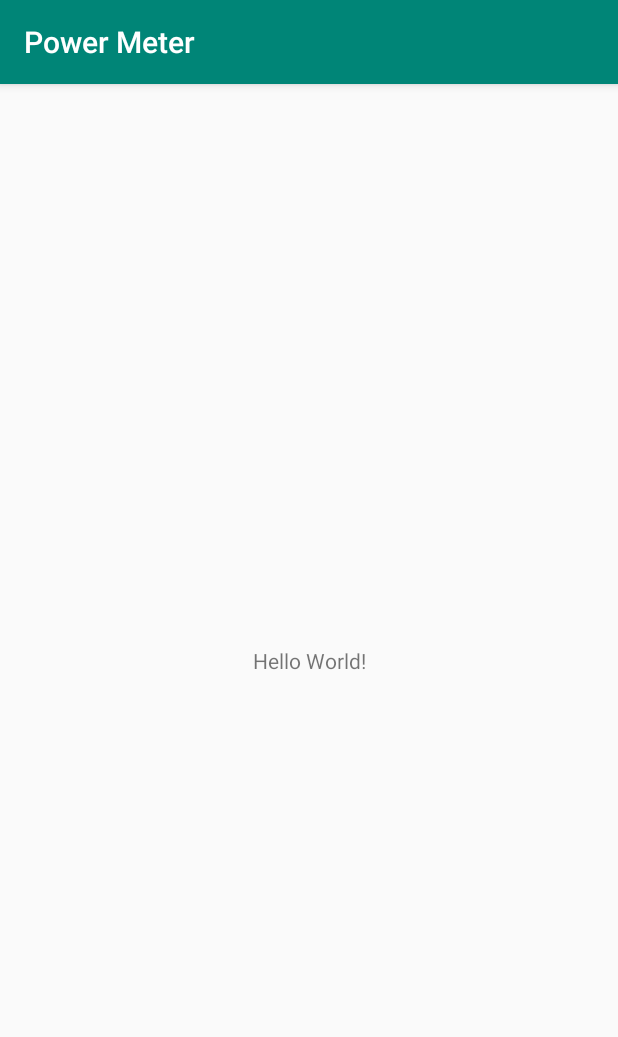
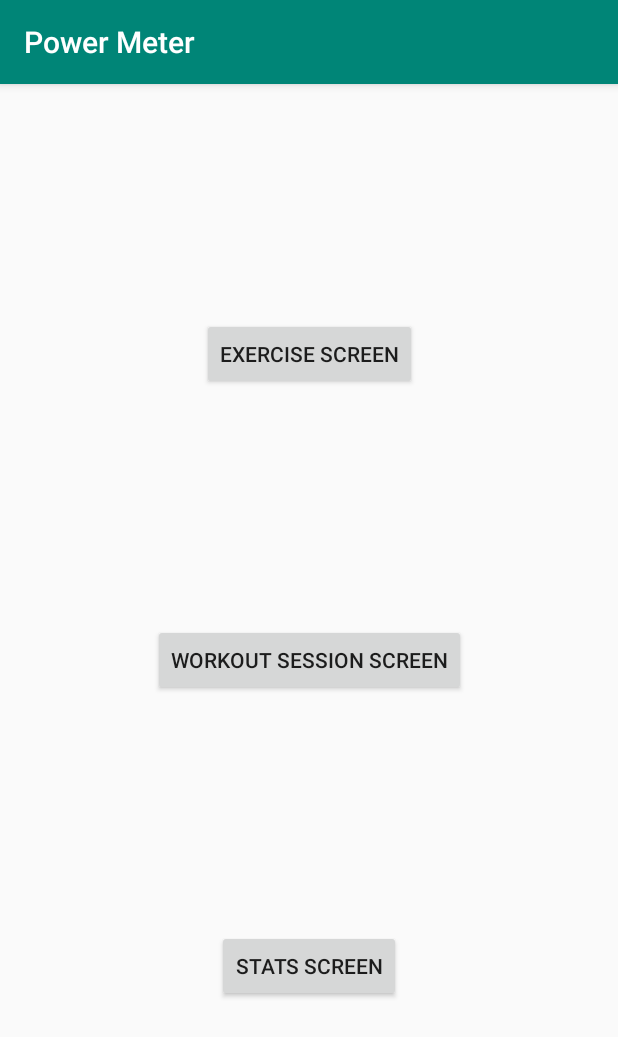
Before and after one commit to power-meter/android-client, an Android app: the screen it shows after launch (MainActivity), on a phone screen of 412 x 824 dp. Shown: the top 1037 px of the screen. Run offline under Robolectric (Android 15) with nearby library versions, the phone set to English and light mode, and no system bars; libraries missing offline, so code that uses them is left out: com.microsoft.appcenter; 2 statements that could not run were skipped.

Commit message:
Initial fragments setup for screens (#2)

```diff
--- a/app/src/main/java/io/mochahub/powermeter/MainActivity.kt
+++ b/app/src/main/java/io/mochahub/powermeter/MainActivity.kt
@@ -6,6 +6,7 @@ import com.microsoft.appcenter.AppCenter;
 import com.microsoft.appcenter.push.Push;
 import com.microsoft.appcenter.analytics.Analytics;
 import com.microsoft.appcenter.crashes.Crashes;
+import kotlinx.android.synthetic.main.activity_main.*
 
 
 class MainActivity : AppCompatActivity() {
@@ -16,5 +17,10 @@ class MainActivity : AppCompatActivity() {
         AppCenter.start(application, BuildConfig.HOCKEY_APP_SECRET,
             Push::class.java,  Analytics::class.java, Crashes::class.java)
         Analytics.trackEvent("Hello World")
+
+        supportFragmentManager
+            .beginTransaction()
+            .add(R.id.fragmentLayout, MainFragment.newInstance(), "mainFragment")
+            .commit()
     }
 }
--- /dev/null
+++ b/app/src/main/java/io/mochahub/powermeter/MainFragment.kt
@@ -0,0 +1,52 @@
+package io.mochahub.powermeter
+
+import android.os.Bundle
+import android.view.LayoutInflater
+import android.view.View
+import android.view.ViewGroup
+import androidx.fragment.app.Fragment
+import kotlinx.android.synthetic.main.fragment_main.*
+
+class MainFragment : Fragment() {
+
+    companion object {
+        fun newInstance() : MainFragment {
+            return MainFragment()
+        }
+    }
+
+    override fun onCreateView(
+        inflater: LayoutInflater,
+        container: ViewGroup?,
+        savedInstanceState: Bundle?
+    ): View? {
+        return inflater.inflate(R.layout.fragment_main, container, false)
+    }
+
+    override fun onViewCreated(view: View, savedInstanceState: Bundle?) {
+        exerciseButton.setOnClickListener {
+            fragmentManager
+                ?.beginTransaction()
+                ?.replace(R.id.fragmentLayout, ExerciseFragment.newInstance(), "exerciseFragment")
+                ?.addToBackStack("mainFragment")
+                ?.commit()
+        }
+
+        workoutButton.setOnClickListener {
+            fragmentManager
+                ?.beginTransaction()
+                ?.replace(R.id.fragmentLayout, WorkoutFragment.newInstance(), "workoutFragment")
+                ?.addToBackStack("mainFragment")
+                ?.commit()
+        }
+
+        statsButton.setOnClickListener {
+            fragmentManager
+                ?.beginTransaction()
+                ?.replace(R.id.fragmentLayout, StatsFragment.newInstance(), "statsFragment")
+                ?.addToBackStack("mainFragment")
+                ?.commit()
+        }
+    }
+
+}
--- a/app/src/main/res/layout/activity_main.xml
+++ b/app/src/main/res/layout/activity_main.xml
@@ -1,19 +1,18 @@
 <?xml version="1.0" encoding="utf-8"?>
-<androidx.constraintlayout.widget.ConstraintLayout
-    xmlns:android="http://schemas.android.com/apk/res/android"
-    xmlns:tools="http://schemas.android.com/tools"
-    xmlns:app="http://schemas.android.com/apk/res-auto"
-    android:layout_width="match_parent"
-    android:layout_height="match_parent"
-    tools:context=".MainActivity">
+<androidx.constraintlayout.widget.ConstraintLayout xmlns:android="http://schemas.android.com/apk/res/android"
+        xmlns:app="http://schemas.android.com/apk/res-auto"
+        xmlns:tools="http://schemas.android.com/tools"
+        android:layout_width="match_parent"
+        android:layout_height="match_parent"
+        tools:context=".MainActivity">
 
-    <TextView
-        android:layout_width="wrap_content"
-        android:layout_height="wrap_content"
-        android:text="Hello World!"
-        app:layout_constraintBottom_toBottomOf="parent"
-        app:layout_constraintLeft_toLeftOf="parent"
-        app:layout_constraintRight_toRightOf="parent"
-        app:layout_constraintTop_toTopOf="parent" />
+    <FrameLayout
+            android:id="@+id/fragmentLayout"
+            android:layout_width="match_parent"
+            android:layout_height="match_parent"
+            app:layout_constraintTop_toTopOf="parent"
+            app:layout_constraintBottom_toBottomOf="parent"
+            app:layout_constraintStart_toStartOf="parent"
+            app:layout_constraintEnd_toEndOf="parent"/>
 
 </androidx.constraintlayout.widget.ConstraintLayout>
--- /dev/null
+++ b/app/src/main/res/layout/fragment_main.xml
@@ -0,0 +1,37 @@
+<?xml version="1.0" encoding="utf-8"?>
+<androidx.constraintlayout.widget.ConstraintLayout xmlns:android="http://schemas.android.com/apk/res/android"
+        android:layout_width="match_parent"
+        android:layout_height="match_parent"
+        xmlns:app="http://schemas.android.com/apk/res-auto">
+
+    <Button
+            android:id="@+id/exerciseButton"
+            android:layout_width="wrap_content"
+            android:layout_height="wrap_content"
+            android:text="@string/exercise_screen"
+            app:layout_constraintTop_toTopOf="parent"
+            app:layout_constraintBottom_toTopOf="@id/workoutButton"
+            app:layout_constraintStart_toStartOf="parent"
+            app:layout_constraintEnd_toEndOf="parent"/>
+
+    <Button
+            android:id="@+id/workoutButton"
+            android:layout_width="wrap_content"
+            android:layout_height="wrap_content"
+            android:text="@string/workout_session_screen"
+            app:layout_constraintTop_toBottomOf="@id/exerciseButton"
+            app:layout_constraintBottom_toTopOf="@id/statsButton"
+            app:layout_constraintStart_toStartOf="parent"
+            app:layout_constraintEnd_toEndOf="parent"/>
+
+    <Button
+            android:id="@+id/statsButton"
+            android:layout_width="wrap_content"
+            android:layout_height="wrap_content"
+            android:text="@string/stats_screen"
+            app:layout_constraintTop_toBottomOf="@id/workoutButton"
+            app:layout_constraintBottom_toBottomOf="parent"
+            app:layout_constraintStart_toStartOf="parent"
+            app:layout_constraintEnd_toEndOf="parent"/>
+
+</androidx.constraintlayout.widget.ConstraintLayout>
--- a/app/src/main/res/values/strings.xml
+++ b/app/src/main/res/values/strings.xml
@@ -1,3 +1,6 @@
 <resources>
     <string name="app_name">Power Meter</string>
+    <string name="exercise_screen">Exercise Screen</string>
+    <string name="workout_session_screen">Workout Session Screen</string>
+    <string name="stats_screen">Stats Screen</string>
 </resources>
```
Also changed, not shown: app/src/main/java/io/mochahub/powermeter/ExerciseFragment.kt (added, +24 -0 lines), app/src/main/java/io/mochahub/powermeter/StatsFragment.kt (added, +24 -0 lines), app/src/main/java/io/mochahub/powermeter/WorkoutFragment.kt (added, +24 -0 lines), app/src/main/res/layout/fragment_exercise.xml (added, +16 -0 lines), app/src/main/res/layout/fragment_stats.xml (added, +16 -0 lines), app/src/main/res/layout/fragment_workout.xml (added, +16 -0 lines).
